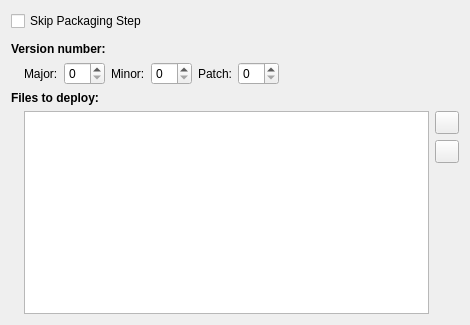
Above: src/plugins/qt4projectmanager/qt-maemo/maemopackagecreationwidget.ui from qt-creator/qt-creator before the change. Below: the same form after it.
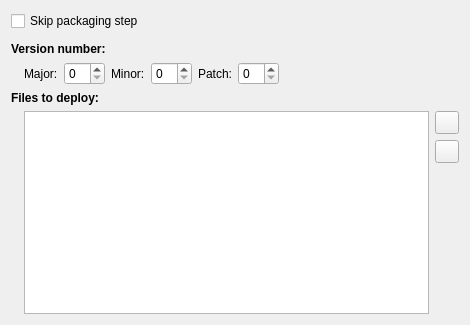
That is the form after the change. Icons and pictures are not drawn.

Commit message: Maemo: Small UI style fix.

```diff
--- a/src/plugins/qt4projectmanager/qt-maemo/maemopackagecreationwidget.ui
+++ b/src/plugins/qt4projectmanager/qt-maemo/maemopackagecreationwidget.ui
@@ -23,7 +23,7 @@
       <string>Check this if you want the files below to be deployed directly.</string>
      </property>
      <property name="text">
-      <string>Skip Packaging Step</string>
+      <string>Skip packaging step</string>
      </property>
     </widget>
    </item>
```
